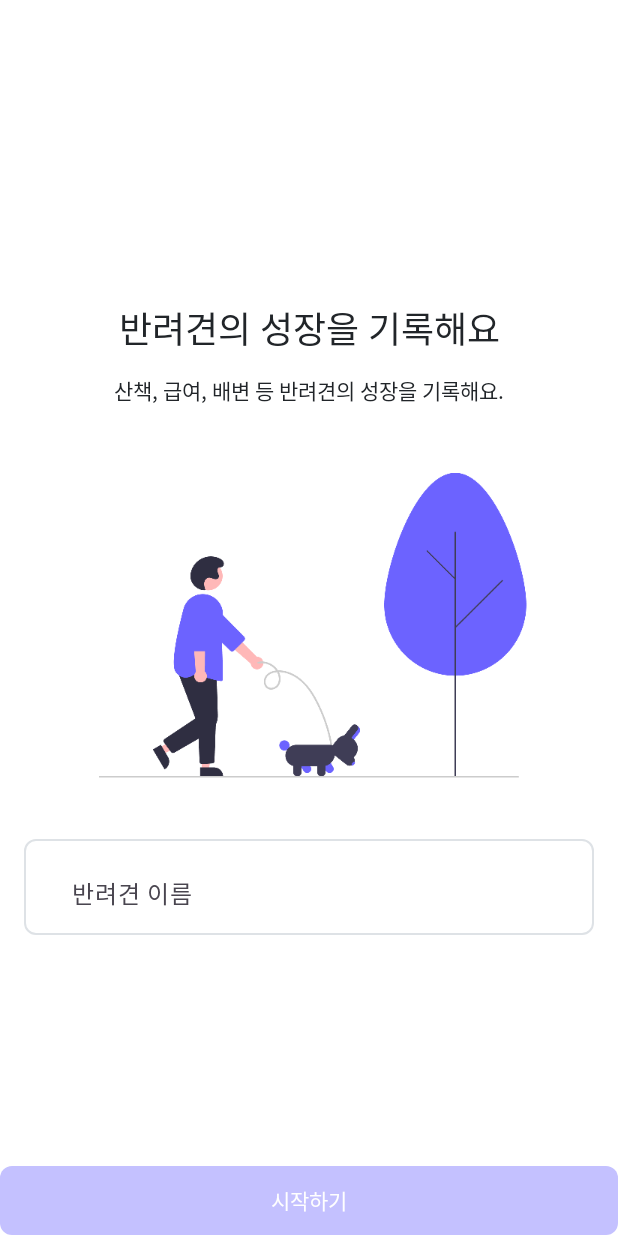
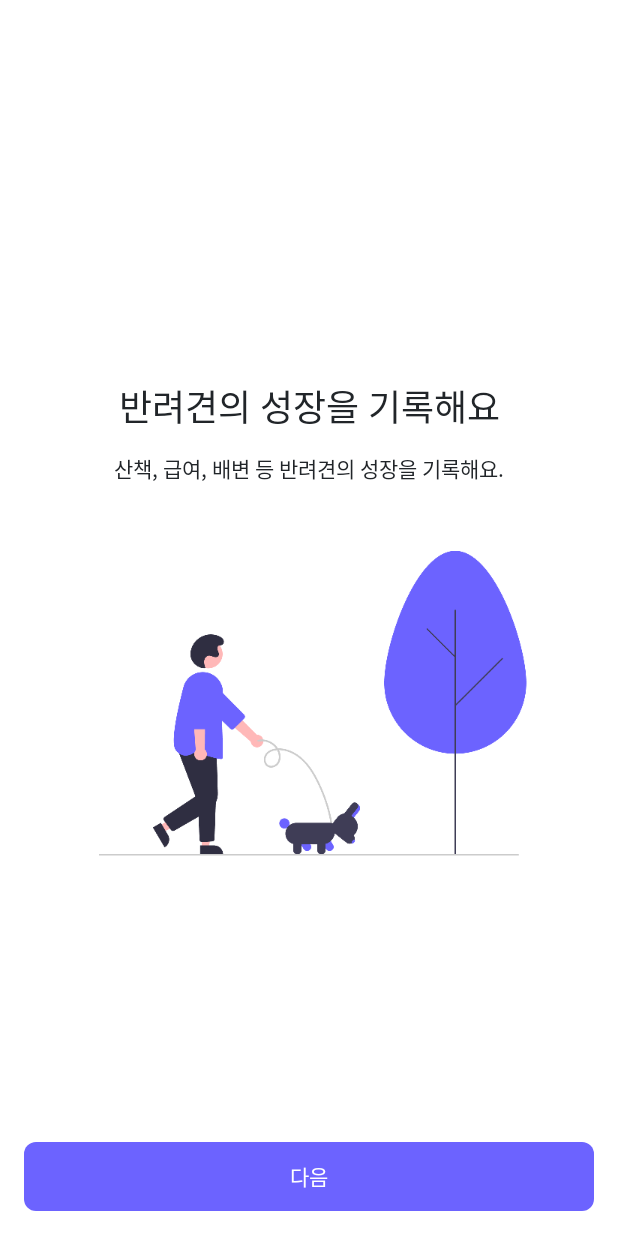
Before and after one commit to c004245/pet-grow-daily, an Android app built with Jetpack Compose: the screen it shows after launch (MainActivity), on a phone screen of 412 x 824 dp. Run offline under Robolectric (Android 15) with nearby library versions, the phone set to English and light mode, and no system bars; our stand-ins replace Dagger/Hilt's generated code, Room's generated code, accompanist; Roboto replaces fonts that are not available here; 1 statement that could not run was skipped.

Commit message:
chore: onboarding to name passing

```diff
--- a/app/src/main/AndroidManifest.xml
+++ b/app/src/main/AndroidManifest.xml
@@ -9,9 +9,9 @@
         android:allowBackup="true"
         android:dataExtractionRules="@xml/data_extraction_rules"
         android:fullBackupContent="@xml/backup_rules"
-        android:icon="@mipmap/ic_launcher"
+        android:icon="@mipmap/ic_main_app"
         android:label="@string/app_name"
-        android:roundIcon="@mipmap/ic_launcher_round"
+        android:roundIcon="@mipmap/ic_main_app"
         android:supportsRtl="true"
         android:theme="@style/Theme.Petgrowdaily"
         tools:targetApi="31">
--- a/app/src/main/java/com/example/pet_grow_daily/feature/main/MainNavigator.kt
+++ b/app/src/main/java/com/example/pet_grow_daily/feature/main/MainNavigator.kt
@@ -9,6 +9,7 @@ import androidx.navigation.compose.currentBackStackEntryAsState
 import androidx.navigation.compose.rememberNavController
 import com.example.pet_grow_daily.core.navigation.Route
 import com.example.pet_grow_daily.feature.dailygrow.navigation.DailyGrow
+import com.example.pet_grow_daily.feature.main.name.navigation.Name
 import com.example.pet_grow_daily.feature.main.onboarding.navigation.OnBoarding
 import com.example.pet_grow_daily.feature.main.splash.navigation.Splash
 import com.example.pet_grow_daily.feature.total.navigation.Total
@@ -36,6 +37,12 @@ class MainNavigator(
         navController.navigate(Total, navOptions = navOptions)
     }
 
+    fun navigateToName(
+        navOptions: NavOptions
+    ) {
+        navController.navigate(Name, navOptions = navOptions)
+    }
+
     fun navigateToOnBoarding(
         navOptions: NavOptions
     ) {
@@ -45,7 +52,7 @@ class MainNavigator(
     @Composable
     fun isSplashOrOnBoardingScreen(): Boolean {
         val currentRoute = findRouteFromDestination(currentDestination?.route)
-        return currentRoute == Splash || currentRoute == OnBoarding
+        return currentRoute == Splash || currentRoute == OnBoarding || currentRoute == Name
     }
 }
 
@@ -55,6 +62,7 @@ fun findRouteFromDestination(route: String?): Route? {
         DailyGrow.route -> DailyGrow
         Total.route -> Total
         OnBoarding.route -> OnBoarding
+        Name.route -> Name
         else -> null
     }
 }
--- a/app/src/main/java/com/example/pet_grow_daily/feature/main/MainScreen.kt
+++ b/app/src/main/java/com/example/pet_grow_daily/feature/main/MainScreen.kt
@@ -49,11 +49,13 @@ import com.example.pet_grow_daily.core.designsystem.theme.black21
 import com.example.pet_grow_daily.core.designsystem.theme.purple6C
 import com.example.pet_grow_daily.feature.add.BottomSheetContent
 import com.example.pet_grow_daily.feature.dailygrow.navigation.dailyGrowNavGraph
+import com.example.pet_grow_daily.feature.main.name.navigation.nameNavaGraph
 import com.example.pet_grow_daily.feature.main.onboarding.navigation.onboardingNavGraph
 import com.example.pet_grow_daily.feature.main.splash.navigation.splashNavGraph
 import com.example.pet_grow_daily.feature.total.navigation.totalNavGraph
 import com.example.pet_grow_daily.ui.theme.PetgrowTheme
 import kotlinx.coroutines.launch
+import kotlinx.coroutines.selects.select
 
 @OptIn(ExperimentalMaterial3Api::class)
 @Composable
@@ -115,6 +117,11 @@ internal fun MainScreen(
                     )
                     totalNavGraph()
                     onboardingNavGraph(
+                        navigateToName = {
+                            navigate(navigator, SelectTab.NAME)
+                        }
+                    )
+                    nameNavaGraph(
                         navigateToDailyGrow = {
                             navigate(navigator, SelectTab.DAILYGROW)
                         }
@@ -172,12 +179,19 @@ fun navigate(navigator: MainNavigator, selectTab: SelectTab? = null) {
         }
         launchSingleTop = true
     }
-    if (selectTab == SelectTab.DAILYGROW) {
-        navigator.navigateToDailyGrow(navOptions = navOptions)
-    } else if (selectTab == SelectTab.TOTAL) {
-        navigator.navigateToTotal(navOptions = navOptions)
-    } else {
-        navigator.navigateToOnBoarding(navOptions = navOptions)
+    when (selectTab) {
+        SelectTab.DAILYGROW -> {
+            navigator.navigateToDailyGrow(navOptions = navOptions)
+        }
+        SelectTab.TOTAL -> {
+            navigator.navigateToTotal(navOptions = navOptions)
+        }
+        SelectTab.NAME -> {
+            navigator.navigateToName(navOptions = navOptions)
+        }
+        else -> {
+            navigator.navigateToOnBoarding(navOptions = navOptions)
+        }
     }
 }
 
@@ -278,5 +292,5 @@ fun MainScreenPreview() {
 }
 
 enum class SelectTab {
-    DAILYGROW, TOTAL
+    DAILYGROW, TOTAL, NAME
 }
--- /dev/null
+++ b/app/src/main/java/com/example/pet_grow_daily/feature/main/name/NameScreen.kt
@@ -0,0 +1,22 @@
+package com.example.pet_grow_daily.feature.main.name
+
+import androidx.compose.foundation.layout.Column
+import androidx.compose.foundation.layout.Spacer
+import androidx.compose.foundation.layout.fillMaxSize
+import androidx.compose.foundation.layout.height
+import androidx.compose.runtime.Composable
+import androidx.compose.ui.Modifier
+import androidx.compose.ui.unit.dp
+import androidx.hilt.navigation.compose.hiltViewModel
+
+@Composable
+fun NameScreen(
+    navigateToDailyGrow: () -> Unit = {},
+    nameViewModel: NameViewModel = hiltViewModel()
+) {
+    Column(
+        modifier = Modifier.fillMaxSize()
+    ) {
+        Spacer(modifier = Modifier.height(48.dp))
+    }
+}
--- a/app/src/main/java/com/example/pet_grow_daily/feature/main/onboarding/OnBoardingViewModel.kt
+++ b/app/src/main/java/com/example/pet_grow_daily/feature/main/name/NameViewModel.kt
@@ -1,4 +1,4 @@
-package com.example.pet_grow_daily.feature.main.onboarding
+package com.example.pet_grow_daily.feature.main.name
 
 import androidx.lifecycle.ViewModel
 import androidx.lifecycle.viewModelScope
@@ -13,7 +13,7 @@ import kotlinx.coroutines.flow.onEach
 import javax.inject.Inject
 
 @HiltViewModel
-class OnBoardingViewModel @Inject constructor(
+class NameViewModel @Inject constructor(
     private val saveNameUseCase: SaveNameUseCase
 
 ) : ViewModel() {
--- /dev/null
+++ b/app/src/main/java/com/example/pet_grow_daily/feature/main/name/navigation/NameNavigation.kt
@@ -0,0 +1,23 @@
+package com.example.pet_grow_daily.feature.main.name.navigation
+
+import androidx.navigation.NavGraphBuilder
+import androidx.navigation.compose.composable
+import com.example.pet_grow_daily.core.navigation.Route
+import com.example.pet_grow_daily.feature.main.name.NameScreen
+import kotlinx.serialization.Serializable
+
+fun NavGraphBuilder.nameNavaGraph(
+    navigateToDailyGrow: () -> Unit
+) {
+    composable<Name> {
+        NameScreen(
+            navigateToDailyGrow = navigateToDailyGrow
+        )
+    }
+}
+
+@Serializable
+data object Name: Route {
+    override val route = "com.example.pet_grow_daily.feature.main.name.navigation.Name"
+
+}
--- a/app/src/main/java/com/example/pet_grow_daily/feature/main/onboarding/OnBoardingScreen.kt
+++ b/app/src/main/java/com/example/pet_grow_daily/feature/main/onboarding/OnBoardingScreen.kt
@@ -7,12 +7,18 @@ import androidx.compose.foundation.border
 import androidx.compose.foundation.layout.Arrangement
 import androidx.compose.foundation.layout.Box
 import androidx.compose.foundation.layout.Column
+import androidx.compose.foundation.layout.PaddingValues
 import androidx.compose.foundation.layout.Spacer
+import androidx.compose.foundation.layout.defaultMinSize
 import androidx.compose.foundation.layout.fillMaxSize
 import androidx.compose.foundation.layout.fillMaxWidth
 import androidx.compose.foundation.layout.height
+import androidx.compose.foundation.layout.imePadding
 import androidx.compose.foundation.layout.padding
+import androidx.compose.foundation.layout.systemBarsPadding
+import androidx.compose.foundation.rememberScrollState
 import androidx.compose.foundation.shape.RoundedCornerShape
+import androidx.compose.foundation.verticalScroll
 import androidx.compose.material3.Button
 import androidx.compose.material3.ButtonDefaults
 import androidx.compose.material3.OutlinedTextField
@@ -28,11 +34,17 @@ import androidx.compose.ui.Alignment
 import androidx.compose.ui.Modifier
 import androidx.compose.ui.graphics.Color
 import androidx.compose.ui.platform.LocalContext
+import androidx.compose.ui.platform.LocalDensity
+import androidx.compose.ui.platform.LocalView
 import androidx.compose.ui.res.painterResource
 import androidx.compose.ui.res.stringResource
+import androidx.compose.ui.text.TextStyle
+import androidx.compose.ui.text.style.TextAlign
 import androidx.compose.ui.tooling.preview.Preview
 import androidx.compose.ui.unit.dp
 import androidx.compose.ui.unit.sp
+import androidx.core.view.ViewCompat
+import androidx.core.view.WindowInsetsCompat
 import androidx.hilt.navigation.compose.hiltViewModel
 import androidx.lifecycle.compose.LocalLifecycleOwner
 import com.example.pet_grow_daily.R
@@ -44,37 +56,34 @@ import com.example.pet_grow_daily.ui.theme.PetgrowTheme
 
 @Composable
 fun OnBoardingScreen(
-    navigateToDailyGrow: () -> Unit = {},
-    viewModel: OnBoardingViewModel = hiltViewModel()
+    navigateToName: () -> Unit = {},
 ) {
-    val lifecycleOwner = LocalLifecycleOwner.current
 
     val context = LocalContext.current
 
+    val view = LocalView.current
+
+    val density = LocalDensity.current
 
     var nameText by remember {
         mutableStateOf("")
     }
 
-    LaunchedEffect(Unit) {
-        viewModel.saveNameEvent.collect { isSuccess ->
-            if (isSuccess) {
-                navigateToDailyGrow()
-            } else {
-                Toast.makeText(context, "저장에 실패했습니다.", Toast.LENGTH_SHORT).show()
-            }
-        }
-    }
+
 
 
     Box(
-        modifier = Modifier.fillMaxWidth(),
+        modifier = Modifier
+            .fillMaxSize()
     ) {
         Column(
-            modifier = Modifier.fillMaxSize(),
+            modifier = Modifier
+                .fillMaxSize()
+                .align(Alignment.Center),
             horizontalAlignment = Alignment.CenterHorizontally,
             verticalArrangement = Arrangement.Center
         ) {
+
             Text(
                 text = stringResource(id = R.string.text_onboarding_title),
                 style = PetgrowTheme.typography.bold,
@@ -93,68 +102,89 @@ fun OnBoardingScreen(
                 painter = painterResource(id = R.drawable.ic_onboarding_background),
                 contentDescription = "background"
             )
-            Spacer(
-                modifier = Modifier.height(40.dp)
-            )
-            DogNameTextField(text = nameText,
-                onTextChange = { nameText = it })
+        }
+//        DogNameTextField(modifier = Modifier.align(Alignment.BottomCenter).padding(bottom = 80.dp),
+//            text = nameText,
+//            onTextChange = { nameText = it })
 
-        }
+
         Button(
             onClick = {
-                if (nameText.isNotEmpty()) viewModel.saveDogName(nameText)
+                navigateToName()
+//                if (nameText.isNotEmpty()) viewModel.saveDogName(nameText)
+//                 viewModel.saveDogName("군빵")
             },
             modifier = Modifier
                 .align(Alignment.BottomCenter)
-                .fillMaxWidth(),
+                .fillMaxWidth()
+                .padding(
+                    PaddingValues(
+                        start = 16.dp,
+                        end = 16.dp,
+                        bottom = 16.dp
+                    )
+                ),
+
             shape = RoundedCornerShape(8.dp),
-            colors = if (nameText.isNotEmpty()) {
-                ButtonDefaults.buttonColors(
+//            colors = if (nameText.isNotEmpty()) {
+                colors = ButtonDefaults.buttonColors(
                     containerColor = purple6C
                 )
-            } else {
-                ButtonDefaults.buttonColors(
-                    containerColor = purpleC4
-                )
-            }
+//            } else {
+//                ButtonDefaults.buttonColors(
+//                    containerColor = purpleC4
+//                )
+//            }
         ) {
             Text(
-                text = stringResource(id = R.string.text_start),
+                text = stringResource(id = R.string.text_next),
                 style = PetgrowTheme.typography.bold,
                 color = Color.White,
                 fontSize = 14.sp
             )
+
         }
-    }
 
-}
-
-@Composable
-fun DogNameTextField(text: String, onTextChange: (String) -> Unit) {
-    Box(
-        modifier = Modifier
-            .fillMaxWidth()
-            .padding(horizontal = 16.dp)
-            .border(BorderStroke(1.dp, grayDE), shape = RoundedCornerShape(8.dp))
-            .padding(horizontal = 16.dp),
-        contentAlignment = Alignment.Center
-    ) {
-        OutlinedTextField(
-            value = text,
-            onValueChange = onTextChange,
-            label = { Text("반려견 이름") },
-            modifier = Modifier.fillMaxWidth(),
-            colors = OutlinedTextFieldDefaults.colors(
-                focusedBorderColor = Color.Transparent, // 내부 테두리 제거
-                unfocusedBorderColor = Color.Transparent, // 내부 테두리 제거
-                cursorColor = Color.Black,
-                focusedTextColor = Color.Black,
-                unfocusedTextColor = Color.Black,
-                disabledTextColor = Color.Gray
-            ),
-        )
     }
 }
+//@Composable
+//fun DogNameTextField(
+//    modifier: Modifier = Modifier,
+//    text: String,
+//    onTextChange: (String) -> Unit
+//) {
+//    Box(
+//        modifier = modifier
+//            .fillMaxWidth()
+//            .border(BorderStroke(1.dp, grayDE), shape = RoundedCornerShape(8.dp))
+//            .padding(horizontal = 16.dp), // 외부 여백
+//        contentAlignment = Alignment.Center
+//    ) {
+//        OutlinedTextField(
+//            value = text,
+//            onValueChange = onTextChange,
+//            label = { Text("반려견 이름") },
+//            modifier = Modifier
+//                .fillMaxWidth()
+//                .height(56.dp), // 명시적 높이 설정
+//            colors = OutlinedTextFieldDefaults.colors(
+//                focusedBorderColor = Color.Transparent, // 내부 테두리 제거
+//                unfocusedBorderColor = Color.Transparent, // 내부 테두리 제거
+//                cursorColor = Color.Black,
+//                focusedTextColor = Color.Black,
+//                unfocusedTextColor = Color.Black,
+//                disabledTextColor = Color.Gray
+//            ),
+//            textStyle = TextStyle(
+//                textAlign = TextAlign.Start, // 텍스트의 정렬
+//                fontSize = 16.sp, // 글자 크기
+//                lineHeight = 24.sp // 줄 간격을 조정하여 중앙 정렬 느낌 보정
+//            ),
+//            singleLine = true,
+//            shape = RoundedCornerShape(8.dp) // 모서리 둥글기 설정
+//        )
+//    }
+//}
 
 
 @Preview
--- a/app/src/main/java/com/example/pet_grow_daily/feature/main/onboarding/navigation/OnBoardingNavigation.kt
+++ b/app/src/main/java/com/example/pet_grow_daily/feature/main/onboarding/navigation/OnBoardingNavigation.kt
@@ -8,11 +8,11 @@ import kotlinx.serialization.Serializable
 
 
 fun NavGraphBuilder.onboardingNavGraph(
-    navigateToDailyGrow: () -> Unit
+    navigateToName: () -> Unit
 ) {
     composable<OnBoarding> {
         OnBoardingScreen(
-            navigateToDailyGrow = navigateToDailyGrow
+            navigateToName = navigateToName
         )
     }
 }
--- a/app/src/main/java/com/example/pet_grow_daily/util/TypeWrapper.kt
+++ b/app/src/main/java/com/example/pet_grow_daily/util/TypeWrapper.kt
@@ -26,7 +26,7 @@ fun getCategoryItem(categoryType: CategoryType, selectTab: SelectTab): Painter {
             CategoryType.OUT_PLAY to R.drawable.ic_outplay_dailygrow,
             CategoryType.EVENT to R.drawable.ic_event_dailygrow,
             CategoryType.ETC to R.drawable.ic_etc_dailygrow,
-            CategoryType.NONE to R.drawable.ic_water_dailygrow
+            CategoryType.NONE to R.drawable.ic_water_dailygrow,
         )
 
         SelectTab.TOTAL -> mapOf(
@@ -43,6 +43,8 @@ fun getCategoryItem(categoryType: CategoryType, selectTab: SelectTab): Painter {
             CategoryType.ETC to R.drawable.ic_etc_select,
             CategoryType.NONE to R.drawable.ic_water_select
         )
+
+        SelectTab.NAME -> TODO()
     }
 
     // 기본값을 설정하여 null 방지
```
Also changed, not shown: 1 other file.
